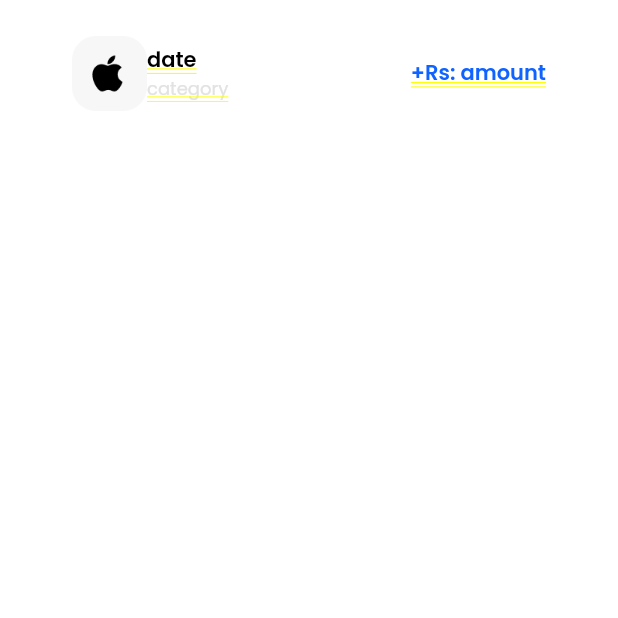
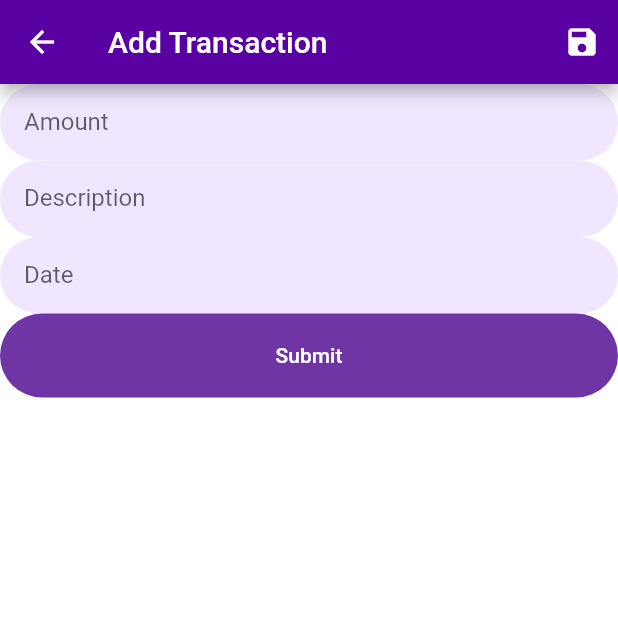
Before and after one commit to Fleonex/jupiter_clone, a Flutter app: the screen it shows after launch, after a tap on the "add" icon, on a phone screen of 412 x 824 dp, the top half of it. Run offline on Flutter 3.47's test engine with Material 2 defaults, Android fonts, the phone set to English and light mode, and no system bars; our stand-ins replace cloud_firestore, csv, file_picker, firebase_auth, firebase_core, flutter_svg and 4 more; missing offline and left inert: dart:ffi, excel; accounts and stored records are empty.

Commit message:
Added transaction form

```diff
--- a/lib/screens/Dashboard/dashboard.dart
+++ b/lib/screens/Dashboard/dashboard.dart
@@ -1,6 +1,7 @@
 import 'package:flutter/material.dart';
 import 'package:google_nav_bar/google_nav_bar.dart';
 import 'package:jupiter_clone/screens/Dashboard/components/transactionlist.dart';
+import 'package:jupiter_clone/screens/forms/transaction_form.dart';
 import 'package:jupiter_clone/style/color.dart';
 import 'package:jupiter_clone/style/typo.dart';
 import 'package:jupiter_clone/screens/Dashboard/components/transaction.dart';
@@ -115,10 +116,7 @@ class _DashboardState extends State<Dashboard> {
       floatingActionButton: FloatingActionButton(
         elevation: 10,
         onPressed: () {
-          Navigator.push(
-            context,
-            MaterialPageRoute(builder: (context) => Transaction(amount: "amount",date: "date", description: "category"))
-          );
+          Navigator.of(context).push(MaterialPageRoute(builder: (context) => const TransactionForm()));
         },
         backgroundColor: Colors.green,
         child: const Icon(Icons.add),
--- /dev/null
+++ b/lib/screens/forms/transaction_form.dart
@@ -0,0 +1,118 @@
+import 'package:flutter/material.dart';
+import 'package:intl/intl.dart';
+import 'package:jupiter_clone/style/color.dart';
+
+class TransactionForm extends StatelessWidget {
+  const TransactionForm({Key? key}) : super(key: key);
+
+  @override
+  Widget build(BuildContext context) {
+    final GlobalKey<FormState> _formKey = GlobalKey<FormState>();
+    final TextEditingController _amountController = TextEditingController();
+    final TextEditingController _descriptionController =
+        TextEditingController();
+    final TextEditingController _dateController = TextEditingController();
+
+    _dateController.text = DateFormat('yyyy-MM-dd').format(DateTime.now());
+
+    void _submitData() {
+      final String enteredAmount = _amountController.text;
+      final String enteredDescription = _descriptionController.text;
+
+      if (enteredAmount.isEmpty || enteredDescription.isEmpty) {
+        return;
+      }
+      DateFormat dateFormat = DateFormat("yyyy-MM-dd");
+      final DateTime enteredDate = dateFormat.parse(_dateController.text);
+
+      Navigator.of(context).pop();
+    }
+
+    return Scaffold(
+      appBar: AppBar(
+        title: const Text('Add Transaction'),
+        backgroundColor: purple,
+        actions: [
+          IconButton(
+            onPressed: () {
+              _submitData();
+            },
+            icon: const Icon(Icons.save),
+          ),
+        ],
+      ),
+      body: Form(
+        key: _formKey,
+        child: ListView(
+          children: [
+            TextFormField(
+              controller: _amountController,
+              decoration: const InputDecoration(
+                labelText: 'Amount',
+              ),
+              validator: (String? value) {
+                if (value == null || value.isEmpty) {
+                  return 'Please enter amount';
+                }
+                return null;
+              },
+              onSaved: (String? value) {
+                _amountController.text = value!;
+              },
+            ),
+            TextFormField(
+              controller: _descriptionController,
+              decoration: const InputDecoration(
+                labelText: 'Description',
+              ),
+              validator: (String? value) {
+                if (value == null || value.isEmpty) {
+                  return 'Please enter description';
+                }
+                return null;
+              },
+              onSaved: (String? value) {
+                _descriptionController.text = value!;
+              },
+            ),
+            TextFormField(
+              decoration: const InputDecoration(
+                labelText: 'Date',
+              ),
+              validator: (String? value) {
+                if (value == null || value.isEmpty) {
+                  return 'Please enter date';
+                }
+                return null;
+              },
+              keyboardType: TextInputType.datetime,
+              onTap: () async {
+                DateTime? date = DateTime(1900);
+
+                date = await showDatePicker(
+                    context: context,
+                    initialDate: DateTime.now(),
+                    firstDate: DateTime(2010),
+                    lastDate: DateTime(DateTime.now().year + 1));
+
+                    _dateController.text = DateFormat('yyyy-MM-dd').format(date!);
+              }
+            ),
+            ElevatedButton(
+              onPressed: () {
+                if (_formKey.currentState!.validate()) {
+                  _submitData();
+                } else {
+                  ScaffoldMessenger.of(context).showSnackBar(
+                    const SnackBar(content: Text('Please fill in all fields')),
+                  );
+                }
+              },
+              child: const Text('Submit'),
+            ),
+          ],
+        ),
+      ),
+    );
+  }
+}
--- a/pubspec.yaml
+++ b/pubspec.yaml
@@ -26,6 +26,8 @@ dependencies:
   open_file: ^3.2.1
   excel: ^2.1.0
   uuid: ^3.0.7
+  intl: ^0.17.0
+
 dev_dependencies:
   flutter_lints: ^2.0.0
   flutter_test:
@@ -33,5 +35,5 @@ dev_dependencies:
 flutter:
   uses-material-design: true
   assets:
-    - assets/images/
-    - assets/icons/
+  - assets/images/
+  - assets/icons/
```
Also changed, not shown: lib/services/auth.dart (+5 -4 lines), pubspec.lock.
